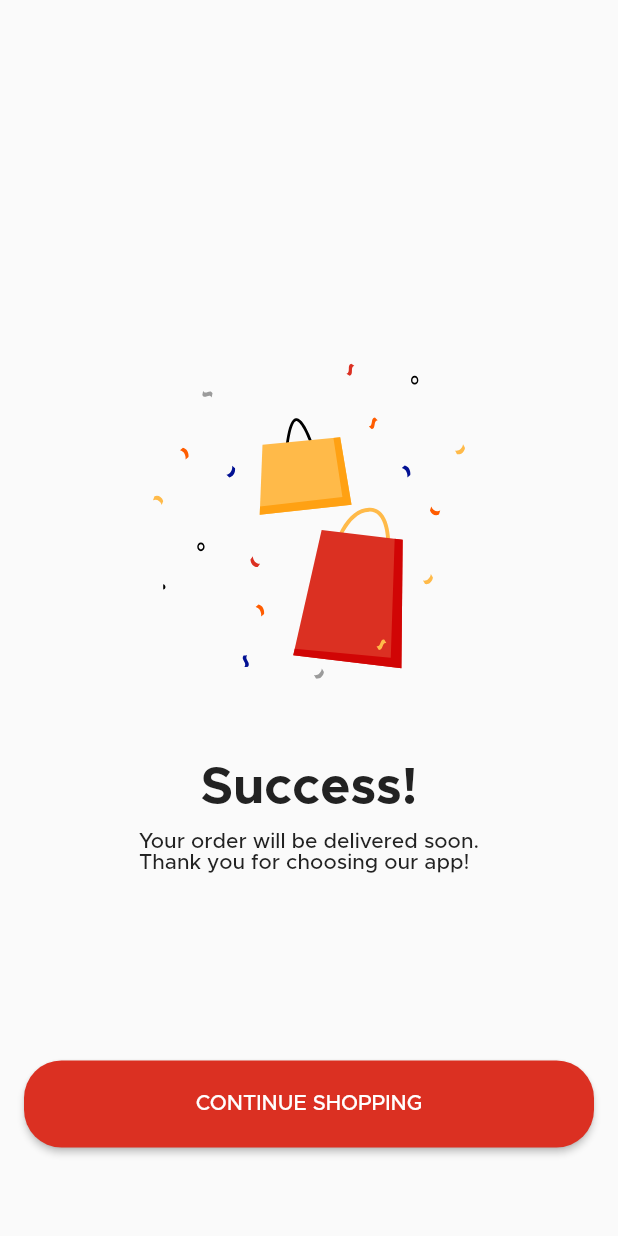
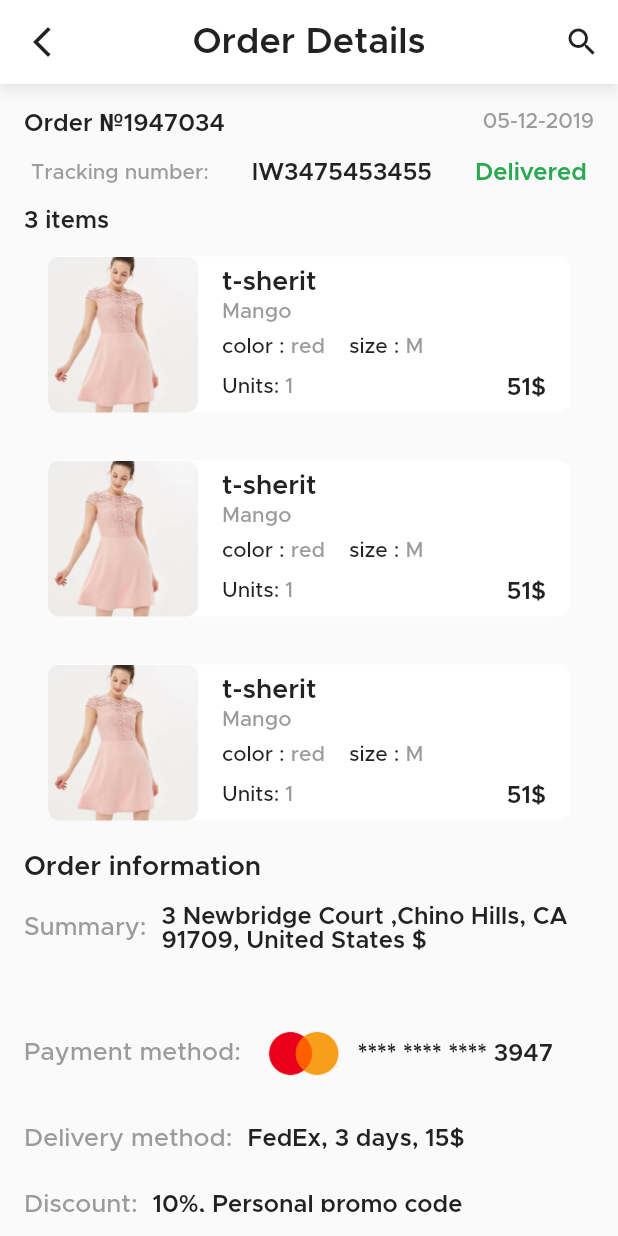
Before and after one commit to saeeddda/ariodev_shop_app, a Flutter app: the screen it shows after launch, on a phone screen of 412 x 824 dp. Run offline on Flutter 3.47's test engine with Material 2 defaults, Android fonts, the phone set to English and light mode, and no system bars; our stand-ins replace carousel_slider, flutter_svg.

Commit message:
compelate profile and order detail screen

```diff
--- a/lib/main.dart
+++ b/lib/main.dart
@@ -1,6 +1,6 @@
 import 'package:flutter/material.dart';
 import 'package:shop_app/config/default_theme_data.dart';
-import 'package:shop_app/screens/bags_screen/success_screen.dart';
+import 'package:shop_app/screens/profile_screen/order_details_screen.dart';
 
 
 
@@ -10,14 +10,13 @@ void main() {
 
 class MyApp extends StatelessWidget {
   const MyApp({super.key});
-  // This widget is the root of your application.
   @override
   Widget build(BuildContext context) {
     return MaterialApp(
       debugShowCheckedModeBanner: false,
       title: 'Shoping App',
       theme: DefaultThemeData.light().getTheme,
-      home: const SuccessScreen(),
+      home: const OrderDetailsScreen(),
     );
   }
 }
--- a/lib/screens/bags_screen/adding_shipping_address_screen.dart
+++ b/lib/screens/bags_screen/adding_shipping_address_screen.dart
@@ -13,7 +13,7 @@ class AddingShippingAddress extends StatelessWidget {
   Widget build(BuildContext context) {
     final textTheme = DefaultThemeData.light().getTheme.textTheme;
     return Scaffold(
-      appBar: defaultAppBar("Adding Shipping Address"),
+      appBar: defaultAppBar("Adding Shipping Address",null),
       body: Padding(
         padding: const EdgeInsets.fromLTRB(DefaultDimensions.defaultPadding,35,DefaultDimensions.defaultPadding,0),
         child: SingleChildScrollView(
--- a/lib/screens/bags_screen/checkout_screen.dart
+++ b/lib/screens/bags_screen/checkout_screen.dart
@@ -16,7 +16,7 @@ class CheckOutScreen extends StatelessWidget {
     const bodyMargin = DefaultDimensions.defaultPadding;
     return Scaffold(
       backgroundColor: DefaultLightColor.backgroundColor,
-      appBar: defaultAppBar("Checkout"),
+      appBar: defaultAppBar("Checkout",null),
       body: Padding(
         padding: const EdgeInsets.fromLTRB(bodyMargin, 32, bodyMargin, 0),
         child: Column(
--- a/lib/screens/bags_screen/components/default_appbar.dart
+++ b/lib/screens/bags_screen/components/default_appbar.dart
@@ -2,7 +2,7 @@ import 'package:flutter/material.dart';
 import 'package:shop_app/config/default_colors.dart';
 import 'package:shop_app/config/default_theme_data.dart';
 
-AppBar defaultAppBar(String title) {
+AppBar defaultAppBar(String title,Widget? actionIcon) {
   final textTheme = DefaultThemeData.light().getTheme.textTheme;
   return AppBar(
     backgroundColor: DefaultLightColor.whiteColor,
@@ -15,6 +15,7 @@ AppBar defaultAppBar(String title) {
         color: DefaultLightColor.primaryTextColor,
       ),
     ),
+    actions: [actionIcon!],
     title: Text(
       title,
       style: textTheme.headline2,
--- a/lib/screens/bags_screen/select_card_screen.dart
+++ b/lib/screens/bags_screen/select_card_screen.dart
@@ -6,10 +6,8 @@ import 'package:shop_app/config/default_colors.dart';
 import 'package:shop_app/config/default_dimensions.dart';
 import 'package:shop_app/config/default_theme_data.dart';
 import 'package:shop_app/screens/bags_screen/components/add_card_bottomsheet.dart';
-import 'package:shop_app/screens/bags_screen/components/custom_bottom.dart';
 import 'package:shop_app/screens/bags_screen/components/default_appbar.dart';
 import 'package:shop_app/screens/bags_screen/components/payment_card_item.dart';
-import 'package:shop_app/screens/login_register_screens/components/textfield_component.dart';
 
 class SelectCardScreen extends StatelessWidget {
   const SelectCardScreen({Key? key}) : super(key: key);
@@ -29,7 +27,7 @@ class SelectCardScreen extends StatelessWidget {
           size: 48,
         ),
       ),
-      appBar: defaultAppBar("Payment methods"),
+      appBar: defaultAppBar("Payment methods",null),
       backgroundColor: DefaultLightColor.backgroundColor,
       body: Column(
         crossAxisAlignment: CrossAxisAlignment.start,
--- a/lib/screens/bags_screen/selected_address_screen.dart
+++ b/lib/screens/bags_screen/selected_address_screen.dart
@@ -20,7 +20,7 @@ class AddResScreen extends StatelessWidget {
           size: 48,
         ),
       ),
-      appBar: defaultAppBar("Shipping Addresses"),
+      appBar: defaultAppBar("Shipping Addresses",null),
       body: Column(
         children: [
           const SizedBox(height: 24),
--- /dev/null
+++ b/lib/screens/profile_screen/components/order_details_item.dart
@@ -0,0 +1,84 @@
+import 'package:flutter/material.dart';
+import 'package:flutter/widgets.dart';
+import 'package:shop_app/config/default_colors.dart';
+import 'package:shop_app/config/default_dimensions.dart';
+
+class OrderDetailsItem extends StatelessWidget {
+  const OrderDetailsItem({
+    Key? key,
+    required this.textTheme,
+  }) : super(key: key);
+
+  final TextTheme textTheme;
+
+  @override
+  Widget build(BuildContext context) {
+    return Container(
+        margin: const EdgeInsets.all(DefaultDimensions.defaultPadding),
+        width: double.infinity,
+        height: 104,
+        decoration: BoxDecoration(
+            color: DefaultLightColor.whiteColor,
+            borderRadius: BorderRadius.circular(8)
+        ),
+        child: Row(
+          children: [
+            //image
+            SizedBox(
+              width: 100,
+              child: ClipRRect(
+                  borderRadius: BorderRadius.circular(8),
+                  child: Image.asset("assets/images/products/product-6.png",fit: BoxFit.cover,)),
+            ),
+            //information
+            Expanded(
+              child: Padding(
+                padding: const EdgeInsets.only(left: 16,top: 8),
+                child: Column(
+                  crossAxisAlignment: CrossAxisAlignment.start,
+                  children: [
+                    Text("t-sherit",style: textTheme.headline3,),
+                    const SizedBox(height: 4),
+                    Text("Mango",style: textTheme.subtitle2,),
+                    const SizedBox(height: 9),
+                    //size && color txt
+                    Row(children: [
+                      Text("color :",style: textTheme.subtitle1,),
+                      Text(" red",style: textTheme.subtitle2,),
+                      const SizedBox(width: 16,),
+                      Text("size :",style: textTheme.subtitle1,),
+                      Text(" M",style: textTheme.subtitle2,),
+                    ],),
+                    const SizedBox(height: 12,),
+
+                    Row(
+                      mainAxisAlignment: MainAxisAlignment.spaceBetween,
+                      children: [
+                        RichText(
+                          text:  TextSpan(
+                            text: 'Units: ',
+                            style: textTheme.subtitle1,
+                            children: <TextSpan>[
+                              TextSpan(
+                                text: '1',
+                                style: textTheme.subtitle2,
+                              ),
+
+                            ],
+
+                          ),
+                        ),
+                        Text("51\$",style: textTheme.headline4),
+                      ],
+                    )
+
+                  ],
+                ),
+              ),
+            ),
+            const SizedBox(width: 16)
+          ],
+        )
+    );
+  }
+}
--- /dev/null
+++ b/lib/screens/profile_screen/order_details_screen.dart
@@ -0,0 +1,179 @@
+import 'package:flutter/material.dart';
+import 'package:shop_app/config/default_colors.dart';
+import 'package:shop_app/config/default_dimensions.dart';
+import 'package:shop_app/config/default_theme_data.dart';
+import 'package:shop_app/screens/bags_screen/components/default_appbar.dart';
+import 'package:shop_app/screens/profile_screen/components/order_details_item.dart';
+
+class OrderDetailsScreen extends StatelessWidget {
+  const OrderDetailsScreen({Key? key}) : super(key: key);
+
+  @override
+  Widget build(BuildContext context) {
+    final textTheme = DefaultThemeData.light().getTheme.textTheme;
+    const bodyMargin = DefaultDimensions.defaultPadding;
+    return Scaffold(
+      appBar: defaultAppBar(
+          "Order Details",
+          IconButton(
+              onPressed: () {},
+              icon: const Icon(Icons.search,
+                  color: DefaultLightColor.primaryTextColor))),
+      body: Padding(
+        padding: const EdgeInsets.all(bodyMargin),
+        child: SingleChildScrollView(
+          child:
+              Column(crossAxisAlignment: CrossAxisAlignment.start, children: [
+            // information
+            Row(
+              mainAxisAlignment: MainAxisAlignment.spaceBetween,
+              children: [
+                Text("Order №1947034", style: textTheme.headline4),
+                Text("05-12-2019", style: textTheme.subtitle2),
+              ],
+            ),
+            const SizedBox(height: bodyMargin),
+            Row(
+              mainAxisAlignment: MainAxisAlignment.spaceAround,
+              children: [
+                Text("Tracking number:", style: textTheme.subtitle2),
+                const SizedBox(width: 10),
+                Text("IW3475453455", style: textTheme.headline4),
+                const SizedBox(width: 10),
+                Text(
+                  "Delivered",
+                  style: textTheme.headline4!
+                      .apply(color: DefaultLightColor.successColor),
+                )
+              ],
+            ),
+            const SizedBox(height: bodyMargin),
+
+            //list view
+            Text("3 items", style: textTheme.headline4),
+            SizedBox(
+              height: 400,
+              child: ListView.builder(
+                itemCount: 10,
+                itemBuilder: (context, index) {
+                  return OrderDetailsItem(textTheme: textTheme);
+                },
+              ),
+            ),
+            const SizedBox(height: 14),
+
+            Text("Order information", style: textTheme.headline3),
+            const SizedBox(height: bodyMargin),
+            Row(
+              children: [
+                Text(
+                  "Summary:",
+                  style: textTheme.subtitle2!.apply(fontSizeFactor: 1.2),
+                ),
+                const SizedBox(width: 10),
+                Expanded(
+                    child: Text(
+                  "3 Newbridge Court ,Chino Hills, CA 91709, United States \$",
+                  style: textTheme.headline4,
+                )),
+              ],
+            ),
+            const SizedBox(height: 46),
+            Row(
+              children: [
+                Text(
+                  "Payment method:",
+                  style: textTheme.subtitle2!.apply(fontSizeFactor: 1.2),
+                ),
+                const SizedBox(width: 10),
+                Image.asset("assets/icons/master.png", width: 64),
+                const SizedBox(width: 4),
+                Text(
+                  "**** **** **** 3947",
+                  style: textTheme.headline4,
+                )
+              ],
+            ),
+            const SizedBox(height: 27),
+            Row(
+              children: [
+                Text(
+                  "Delivery method:",
+                  style: textTheme.subtitle2!.apply(fontSizeFactor: 1.2),
+                ),
+                const SizedBox(width: 10),
+                Text(
+                  "FedEx, 3 days, 15\$",
+                  style: textTheme.headline4,
+                )
+              ],
+            ),
+            const SizedBox(height: 27),
+            Row(
+              children: [
+                Text(
+                  "Discount:",
+                  style: textTheme.subtitle2!.apply(fontSizeFactor: 1.2),
+                ),
+                const SizedBox(width: 10),
+                Text(
+                  "10%, Personal promo code",
+                  style: textTheme.headline4,
+                )
+              ],
+            ),
+            const SizedBox(height: 27),
+            Row(
+              children: [
+                Text(
+                  "Total Amount:",
+                  style: textTheme.subtitle2!.apply(fontSizeFactor: 1.2),
+                ),
+                const SizedBox(width: 10),
+                Text(
+                  "133\$",
+                  style: textTheme.headline4,
+                )
+              ],
+            ),
+            const SizedBox(height: 34),
+
+            //batons
+            Row(
+              mainAxisAlignment: MainAxisAlignment.spaceAround,
+              children: [
+                SizedBox(
+                  width: 160,
+                  height: 36,
+                  child: TextButton(
+                      onPressed: () {},
+                      style: ButtonStyle(
+                          shape: MaterialStateProperty.all(
+                              RoundedRectangleBorder(
+                                  side: const BorderSide(
+                                      width: 1,
+                                      color:
+                                          DefaultLightColor.primaryTextColor),
+                                  borderRadius: BorderRadius.circular(24)))),
+                      child: Padding(
+                        padding: const EdgeInsets.all(3),
+                        child: Text(
+                          "Details",
+                          style: textTheme.subtitle1,
+                        ),
+                      )),
+                ),
+                ElevatedButton(
+                    onPressed: () {},
+                    style: ButtonStyle(
+                        shape: MaterialStateProperty.all(RoundedRectangleBorder(
+                            borderRadius: BorderRadius.circular(25)))),
+                    child: const Text("Leave feedback"))
+              ],
+            ),
+          ]),
+        ),
+      ),
+    );
+  }
+}
```
Also changed, not shown: lib/screens/profile_screen/components/dashboard_item.dart (added, +30 -0 lines), lib/screens/profile_screen/components/order_list_item.dart (added, +71 -0 lines), lib/screens/profile_screen/components/tag_list_item.dart (added, +27 -0 lines), lib/screens/profile_screen/myorders_screen.dart (added, +65 -0 lines), lib/screens/profile_screen/profile_screen.dart (added, +79 -0 lines).
